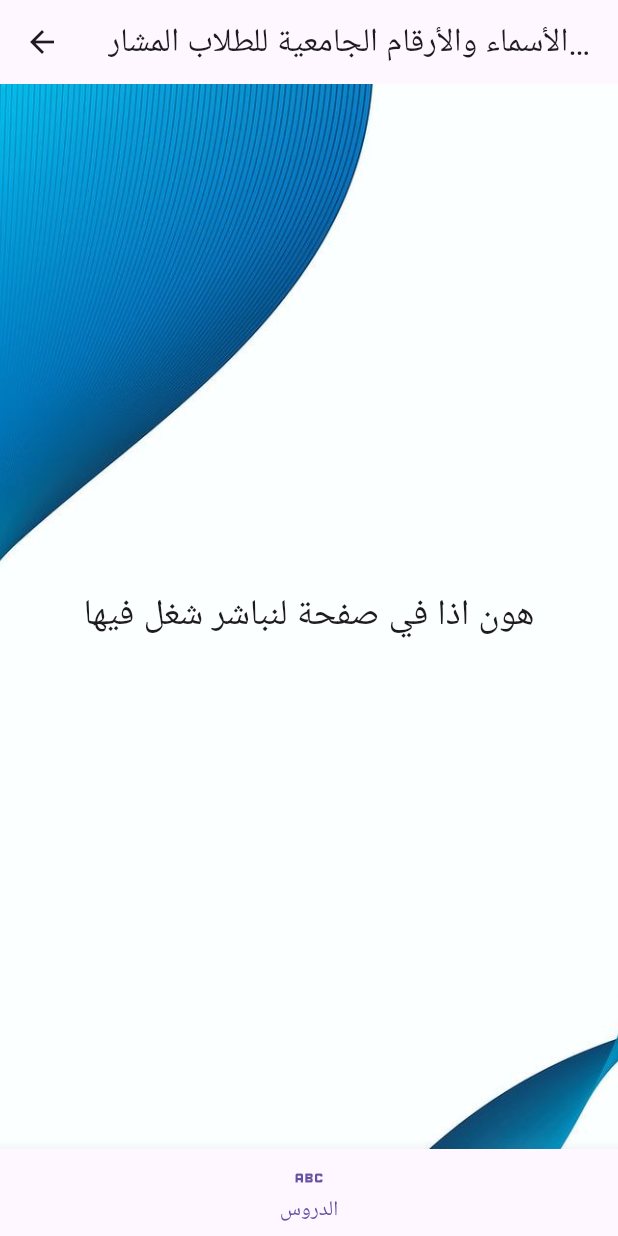
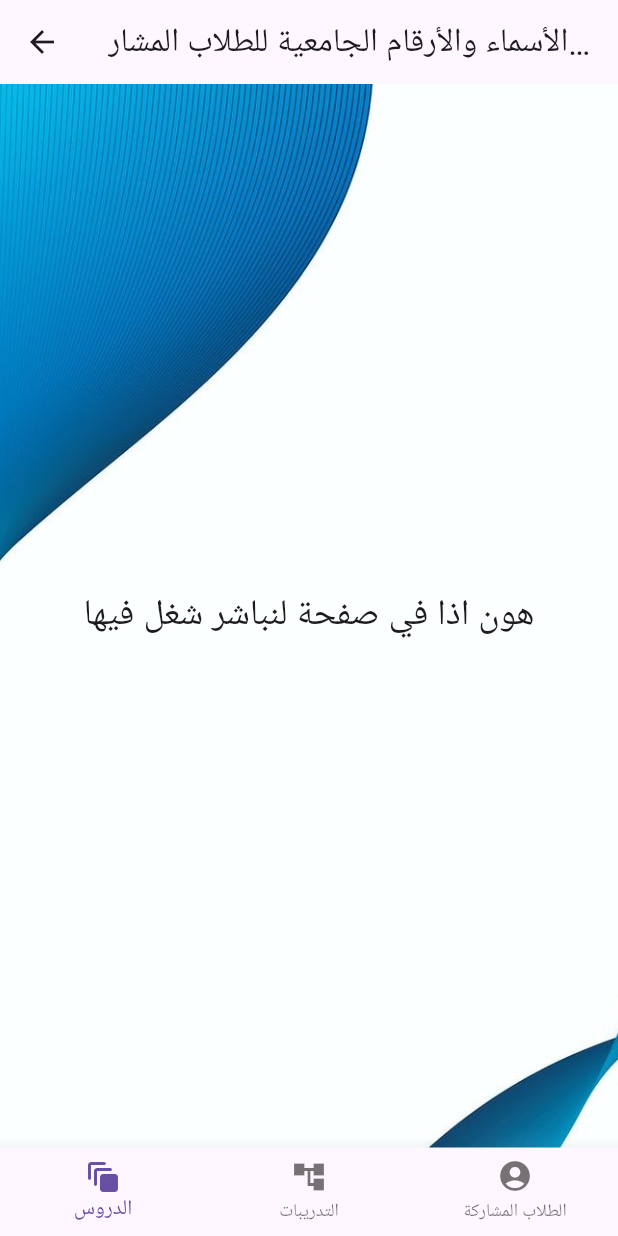
Before and after one commit to Kreatbox/learning_network, a Flutter app: the InfoPage screen opened by its route, on a phone screen of 412 x 824 dp. Run offline on Flutter 3.47's test engine with Material 3 defaults, Android fonts, the phone set to English and light mode, and no system bars; our stand-ins replace sqflite, sqflite_common_ffi_web, youtube_player_iframe; accounts and stored records are empty.

Commit message:
اظهار الايقونات على الصفحة الاولى ووضع لهم اشكال

```diff
--- a/lib/layouts/info_page.dart
+++ b/lib/layouts/info_page.dart
@@ -13,12 +13,22 @@ class InfoPage extends StatelessWidget {
       bottomNavigationBar: BottomNavigationBar(
         items: [
           BottomNavigationBarItem(
-            icon: Icon(Icons.abc),
+            icon: Icon(Icons.auto_awesome_motion_rounded),
             label: "الدروس",
-          )
+          ),
+          BottomNavigationBarItem(
+            icon: Icon(Icons.account_tree_sharp),
+            label: "التدريبات",
+          ),
+          BottomNavigationBarItem(
+            icon: Icon(Icons.account_circle_rounded),
+            label: "الطلاب المشاركة",
+          ),
         ],
         onTap: (value) {
-          if (value == 0) Navigator.pushNamed(context, "lessons");
+          if (value == 1) Navigator.pushNamed(context, "lessons");
+          if (value == 2) Navigator.pushNamed(context, "tests");
+          if (value == 0) Navigator.pushNamed(context, "info");
         },
       ),
       body: Stack(
```
